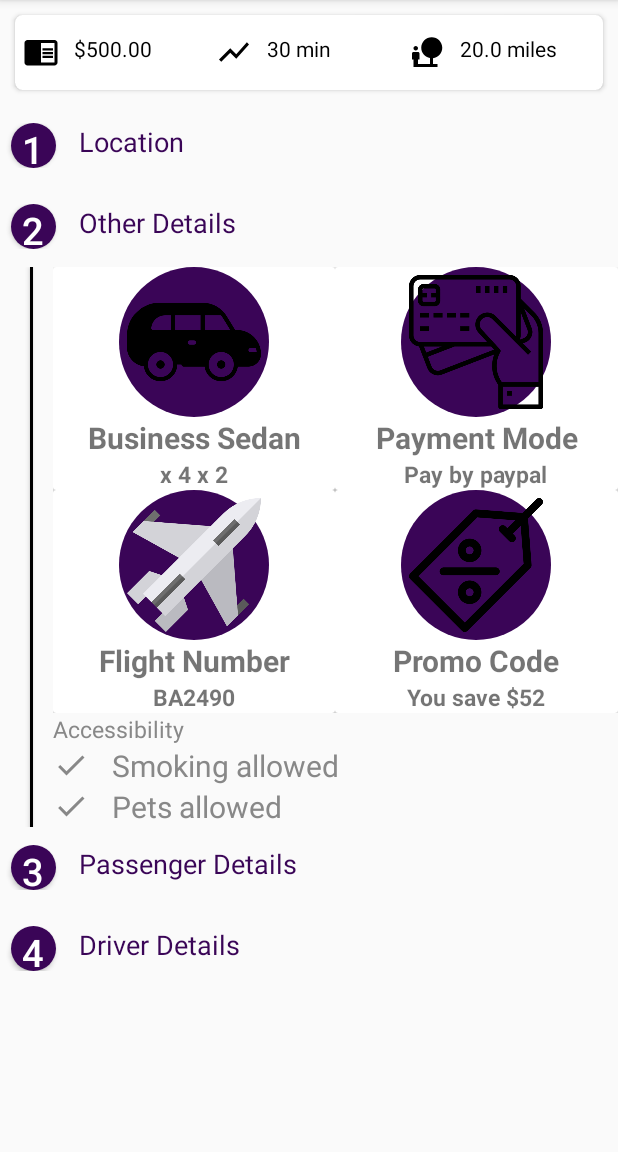
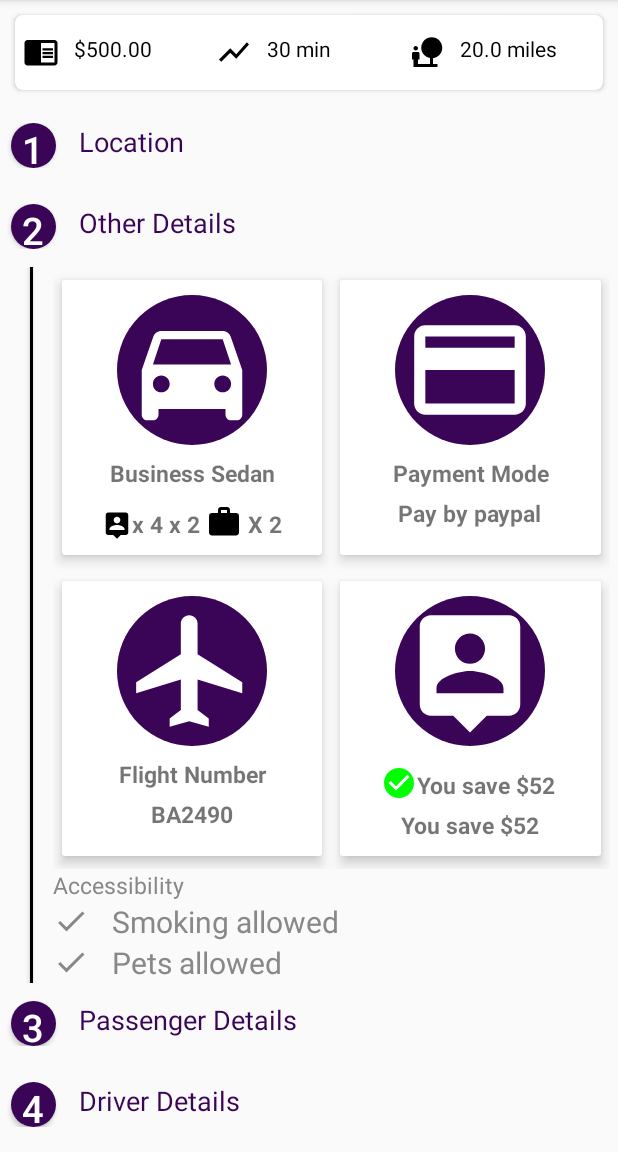
Before and after one commit to SanketPatelHere/Playstore, an Android app: the screen it shows after launch (MainActivity), after a tap on "Other Details", on a phone screen of 412 x 824 dp, the part 84-1236 px from its top. Run offline under Robolectric (Android 15) with nearby library versions, the phone set to English and light mode, and no system bars; 1 other tap on this screen came first.

Commit message:
final commit - 4 trip details

```diff
--- a/app/src/main/java/com/example/nestedrv/DriverDataAdapter.java
+++ b/app/src/main/java/com/example/nestedrv/DriverDataAdapter.java
@@ -1,6 +1,7 @@
 package com.example.nestedrv;
 
 import android.content.Context;
+import android.util.Log;
 import android.view.LayoutInflater;
 import android.view.View;
 import android.view.ViewGroup;
@@ -64,8 +65,9 @@ public class SingleItemRowHolder extends RecyclerView.ViewHolder {
         DriverPojo driverItem = itemsList.get(i);
 
         holder.imgDriver.setImageResource(driverItem.getImgDriver());
-        holder.tvDriverName.setText(driverItem.getDriverName()+"");
+        holder.tvDriverName.setText(driverItem.getDriverName());
         holder.tvBusinessType.setText(driverItem.getBusinnesType() + "");
         holder.tvNumber.setText(driverItem.getNumber() + "");
+        //Log.i("My Name = ",driverItem.getDriverName());
     }
 }
--- a/app/src/main/java/com/example/nestedrv/MainActivity.java
+++ b/app/src/main/java/com/example/nestedrv/MainActivity.java
@@ -56,10 +56,10 @@ public class MainActivity extends AppCompatActivity {
             //for i = 2, Other Details  //img, name, email, phone
             //SectionDataModel dm = new SectionDataModel();
             ArrayList<OtherDetailsPojo> otherDetailItem = new ArrayList<>();
-            otherDetailItem.add(new OtherDetailsPojo(R.drawable.car,"Business Sedan", "x 4 x 2"));
-            otherDetailItem.add(new OtherDetailsPojo(R.drawable.debitcard,"Payment Mode", "Pay by paypal"));
-            otherDetailItem.add(new OtherDetailsPojo(R.drawable.jet,"Flight Number", "BA2490"));
-            otherDetailItem.add(new OtherDetailsPojo(R.drawable.promo,"Promo Code", "You save $52"));
+            otherDetailItem.add(new OtherDetailsPojo(R.drawable.car1,"Business Sedan", "x 4 x 2"));
+            otherDetailItem.add(new OtherDetailsPojo(R.drawable.card11,"Payment Mode", "Pay by paypal"));
+            otherDetailItem.add(new OtherDetailsPojo(R.drawable.plane1,"Flight Number", "BA2490"));
+            otherDetailItem.add(new OtherDetailsPojo(R.drawable.promo1,"Promo Code", "You save $52"));
             dm.setAllItemsOtherDetails(otherDetailItem);
 
 
@@ -73,10 +73,10 @@ public class MainActivity extends AppCompatActivity {
 
 
         rv = (RecyclerView)findViewById(R.id.rv);
-        rv.setHasFixedSize(true);
         RecyclerViewDataAdapter adapter = new RecyclerViewDataAdapter(this, allSampleData);
-        rv.setLayoutManager(new LinearLayoutManager(this, LinearLayoutManager.VERTICAL, false));
+        rv.setLayoutManager(new LinearLayoutManager(this));
         rv.setAdapter(adapter);
 
     }
+
 }
--- a/app/src/main/java/com/example/nestedrv/OtherDetailsDataAdapter.java
+++ b/app/src/main/java/com/example/nestedrv/OtherDetailsDataAdapter.java
@@ -1,6 +1,10 @@
 package com.example.nestedrv;
 
 import android.content.Context;
+import android.os.Build;
+import android.text.SpannableStringBuilder;
+import android.text.style.ImageSpan;
+import android.util.Log;
 import android.view.LayoutInflater;
 import android.view.View;
 import android.view.ViewGroup;
@@ -58,12 +62,55 @@ public class OtherDetailsDataAdapter extends RecyclerView.Adapter<OtherDetailsDa
     }
 
     @Override
-    public void onBindViewHolder(OtherDetailsDataAdapter.SingleItemRowHolder holder, int i) {
+    public void onBindViewHolder(SingleItemRowHolder holder, int i) {
 
         OtherDetailsPojo otherDetailsItem = itemsList.get(i);
+        if(i==0)  //X4 X2
+        {
+            Log.i("My position = ",i+"");
+            SpannableStringBuilder builder = new SpannableStringBuilder();
+            if (Build.VERSION.SDK_INT >= Build.VERSION_CODES.LOLLIPOP) {
+                builder
+                        .append(" ", new ImageSpan(mContext, R.drawable.user1), 0)
+                        .append(otherDetailsItem.getDetailInfo()+" ")
+                        .append(" ", new ImageSpan(mContext, R.drawable.briefcase1), 0)
+                        .append(" X 2");
+                holder.tvInfo.setText(builder);
 
-        holder.imgDetail.setImageResource(otherDetailsItem.getImgDetail());
-        holder.tvDetailName.setText(otherDetailsItem.getDetailName() + "");
-        holder.tvInfo.setText(otherDetailsItem.getDetailInfo() + "");
+            }
+            else
+            {
+                holder.tvInfo.setText(otherDetailsItem.getDetailInfo()+"");
+            }
+
+        }
+        else
+        {
+            holder.tvInfo.setText(otherDetailsItem.getDetailInfo() + "");
+
+        }
+        if(i==3)  //promo code
+        {
+            Log.i("My position = ",i+"");
+            SpannableStringBuilder builder = new SpannableStringBuilder();
+            if (Build.VERSION.SDK_INT >= Build.VERSION_CODES.LOLLIPOP) {
+                builder
+                        .append(" ", new ImageSpan(mContext, R.drawable.right1), 0)
+                        .append(otherDetailsItem.getDetailInfo()+" ");
+                holder.tvDetailName.setText(builder);
+
+            }
+            else
+            {
+                holder.tvDetailName.setText(otherDetailsItem.getDetailName() + "");
+            }
+        }
+        else
+        {
+            holder.imgDetail.setImageResource(otherDetailsItem.getImgDetail());
+            holder.tvDetailName.setText(otherDetailsItem.getDetailName() + "");
+        }
+
+
     }
 }
--- a/app/src/main/java/com/example/nestedrv/RecyclerViewDataAdapter.java
+++ b/app/src/main/java/com/example/nestedrv/RecyclerViewDataAdapter.java
@@ -71,10 +71,7 @@ public class RecyclerViewDataAdapter extends RecyclerView.Adapter<RecyclerViewDa
             itemRowHolder.lvAccessebillity.setVisibility(View.GONE);
 
             LocationDataAdapter itemListDataAdapter = new LocationDataAdapter(mContext, locationItems);
-            itemRowHolder.recycler_view_list.setHasFixedSize(true);
             itemRowHolder.recycler_view_list.setLayoutManager(new LinearLayoutManager(mContext, LinearLayoutManager.VERTICAL, false));
-            itemRowHolder.recycler_view_list.addItemDecoration(new DividerItemDecoration(mContext, DividerItemDecoration.VERTICAL));
-            //itemRowHolder.recycler_view_list.setLayoutManager(new GridLayoutManager(mContext, 2));
             itemRowHolder.recycler_view_list.setAdapter(itemListDataAdapter);
 
             itemRowHolder.recycler_view_list.setVisibility(View.VISIBLE);
@@ -86,7 +83,6 @@ public class RecyclerViewDataAdapter extends RecyclerView.Adapter<RecyclerViewDa
         {
             Log.i("My name = ",sectionName);
             OtherDetailsDataAdapter itemListDataAdapter2 = new OtherDetailsDataAdapter(mContext, otherDetailsItems);
-            itemRowHolder.recycler_view_list.setHasFixedSize(true);
             itemRowHolder.recycler_view_list.setLayoutManager(new GridLayoutManager(mContext, 2));
             itemRowHolder.recycler_view_list.setAdapter(itemListDataAdapter2);
 
@@ -109,7 +105,6 @@ public class RecyclerViewDataAdapter extends RecyclerView.Adapter<RecyclerViewDa
             itemRowHolder.lvAccessebillity.setVisibility(View.GONE);
 
             PassengerDataAdapter itemListDataAdapter3 = new PassengerDataAdapter(mContext, passengerItems);
-            itemRowHolder.recycler_view_list.setHasFixedSize(true);
             itemRowHolder.recycler_view_list.setLayoutManager(new LinearLayoutManager(mContext, LinearLayoutManager.VERTICAL, false));
             itemRowHolder.recycler_view_list.setAdapter(itemListDataAdapter3);
 
@@ -123,12 +118,9 @@ public class RecyclerViewDataAdapter extends RecyclerView.Adapter<RecyclerViewDa
             itemRowHolder.lvAccessebillity.setVisibility(View.GONE);
 
             DriverDataAdapter itemListDataAdapter4 = new DriverDataAdapter(mContext, driverItems);
-            itemRowHolder.recycler_view_list.setHasFixedSize(true);
-            itemRowHolder.recycler_view_list.setLayoutManager(new LinearLayoutManager(mContext, LinearLayoutManager.VERTICAL, false));
+            itemRowHolder.recycler_view_list.setLayoutManager(new LinearLayoutManager(mContext));
             itemRowHolder.recycler_view_list.setAdapter(itemListDataAdapter4);
-
             itemRowHolder.recycler_view_list.setVisibility(View.VISIBLE);
-            itemRowHolder.lvLine.setVisibility(View.VISIBLE);
         }
 
 
@@ -165,6 +157,11 @@ public class RecyclerViewDataAdapter extends RecyclerView.Adapter<RecyclerViewDa
                         itemRowHolder.lvAccessebillity.setVisibility(View.VISIBLE);
                     }
                 }
+                if(sectionName=="Driver Details")
+                {
+                    itemRowHolder.lvLine.setVisibility(View.GONE);
+                }
+
 
             }
         });
--- /dev/null
+++ b/app/src/main/res/drawable/briefcase1.xml
@@ -0,0 +1,9 @@
+<vector xmlns:android="http://schemas.android.com/apk/res/android"
+        android:width="24dp"
+        android:height="24dp"
+        android:viewportWidth="24.0"
+        android:viewportHeight="24.0">
+    <path
+        android:fillColor="#FF000000"
+        android:pathData="M20,6h-4L16,4c0,-1.11 -0.89,-2 -2,-2h-4c-1.11,0 -2,0.89 -2,2v2L4,6c-1.11,0 -1.99,0.89 -1.99,2L2,19c0,1.11 0.89,2 2,2h16c1.11,0 2,-0.89 2,-2L22,8c0,-1.11 -0.89,-2 -2,-2zM14,6h-4L10,4h4v2z"/>
+</vector>
--- /dev/null
+++ b/app/src/main/res/drawable/car1.xml
@@ -0,0 +1,9 @@
+<vector xmlns:android="http://schemas.android.com/apk/res/android"
+        android:width="24dp"
+        android:height="24dp"
+        android:viewportWidth="24.0"
+        android:viewportHeight="24.0">
+    <path
+        android:fillColor="#ffffffff"
+        android:pathData="M18.92,6.01C18.72,5.42 18.16,5 17.5,5h-11c-0.66,0 -1.21,0.42 -1.42,1.01L3,12v8c0,0.55 0.45,1 1,1h1c0.55,0 1,-0.45 1,-1v-1h12v1c0,0.55 0.45,1 1,1h1c0.55,0 1,-0.45 1,-1v-8l-2.08,-5.99zM6.5,16c-0.83,0 -1.5,-0.67 -1.5,-1.5S5.67,13 6.5,13s1.5,0.67 1.5,1.5S7.33,16 6.5,16zM17.5,16c-0.83,0 -1.5,-0.67 -1.5,-1.5s0.67,-1.5 1.5,-1.5 1.5,0.67 1.5,1.5 -0.67,1.5 -1.5,1.5zM5,11l1.5,-4.5h11L19,11L5,11z"/>
+</vector>
--- /dev/null
+++ b/app/src/main/res/drawable/card11.xml
@@ -0,0 +1,9 @@
+<vector xmlns:android="http://schemas.android.com/apk/res/android"
+android:width="24dp"
+android:height="24dp"
+android:viewportWidth="24.0"
+android:viewportHeight="24.0">
+<path
+    android:fillColor="#ffffff"
+    android:pathData="M20,4L4,4c-1.11,0 -1.99,0.89 -1.99,2L2,18c0,1.11 0.89,2 2,2h16c1.11,0 2,-0.89 2,-2L22,6c0,-1.11 -0.89,-2 -2,-2zM20,18L4,18v-6h16v6zM20,8L4,8L4,6h16v2z"/>
+</vector>
--- /dev/null
+++ b/app/src/main/res/drawable/plane1.xml
@@ -0,0 +1,12 @@
+<vector xmlns:android="http://schemas.android.com/apk/res/android"
+        android:width="24dp"
+        android:height="24dp"
+        android:viewportWidth="24.0"
+        android:viewportHeight="24.0">
+    <path
+        android:fillColor="#ffffff"
+        android:pathData="M10.18,9"/>
+    <path
+        android:fillColor="#ffffff"
+        android:pathData="M21,16v-2l-8,-5V3.5c0,-0.83 -0.67,-1.5 -1.5,-1.5S10,2.67 10,3.5V9l-8,5v2l8,-2.5V19l-2,1.5V22l3.5,-1 3.5,1v-1.5L13,19v-5.5l8,2.5z"/>
+</vector>
--- /dev/null
+++ b/app/src/main/res/drawable/promo1.xml
@@ -0,0 +1,9 @@
+<vector xmlns:android="http://schemas.android.com/apk/res/android"
+        android:width="24dp"
+        android:height="24dp"
+        android:viewportWidth="24.0"
+        android:viewportHeight="24.0">
+    <path
+        android:fillColor="#ffffff"
+        android:pathData="M21.41,11.58l-9,-9C12.05,2.22 11.55,2 11,2L4,2c-1.1,0 -2,0.9 -2,2v7c0,0.55 0.22,1.05 0.59,1.42l9,9c0.36,0.36 0.86,0.58 1.41,0.58 0.55,0 1.05,-0.22 1.41,-0.59l7,-7c0.37,-0.36 0.59,-0.86 0.59,-1.41 0,-0.55 -0.23,-1.06 -0.59,-1.42zM5.5,7C4.67,7 4,6.33 4,5.5S4.67,4 5.5,4 7,4.67 7,5.5 6.33,7 5.5,7zM17.27,15.27L13,19.54l-4.27,-4.27C8.28,14.81 8,14.19 8,13.5c0,-1.38 1.12,-2.5 2.5,-2.5 0.69,0 1.32,0.28 1.77,0.74l0.73,0.72 0.73,-0.73c0.45,-0.45 1.08,-0.73 1.77,-0.73 1.38,0 2.5,1.12 2.5,2.5 0,0.69 -0.28,1.32 -0.73,1.77z"/>
+</vector>
--- /dev/null
+++ b/app/src/main/res/drawable/right1.xml
@@ -0,0 +1,5 @@
+<vector android:height="24dp" android:tint="#00FF00"
+    android:viewportHeight="24.0" android:viewportWidth="24.0"
+    android:width="24dp" xmlns:android="http://schemas.android.com/apk/res/android">
+    <path android:fillColor="#FF000000" android:pathData="M12,2C6.48,2 2,6.48 2,12s4.48,10 10,10 10,-4.48 10,-10S17.52,2 12,2zM10,17l-5,-5 1.41,-1.41L10,14.17l7.59,-7.59L19,8l-9,9z"/>
+</vector>
--- a/app/src/main/res/layout/activity_main.xml
+++ b/app/src/main/res/layout/activity_main.xml
@@ -1,11 +1,14 @@
 <?xml version="1.0" encoding="utf-8"?>
-<LinearLayout xmlns:android="http://schemas.android.com/apk/res/android"
+<ScrollView xmlns:android="http://schemas.android.com/apk/res/android"
     xmlns:app="http://schemas.android.com/apk/res-auto"
     xmlns:tools="http://schemas.android.com/tools"
     android:layout_width="match_parent"
     android:layout_height="match_parent"
-    android:orientation="vertical"
     tools:context=".MainActivity">
+    <LinearLayout
+        android:layout_width="match_parent"
+        android:layout_height="wrap_content"
+        android:orientation="vertical">
 
         <androidx.cardview.widget.CardView
             android:layout_width="match_parent"
@@ -56,5 +59,6 @@
             android:layout_marginBottom="5dp"
             android:scrollbars="none">
         </androidx.recyclerview.widget.RecyclerView>
+    </LinearLayout>
 
-</LinearLayout>
+</ScrollView>
--- a/app/src/main/res/layout/list_item.xml
+++ b/app/src/main/res/layout/list_item.xml
@@ -57,6 +57,7 @@
         android:layout_width="match_parent"
         android:layout_height="wrap_content"
         android:layout_marginLeft="35dp"
+        android:layout_marginRight="5dp"
         android:layout_gravity="center_vertical"
         android:orientation="vertical"/>
 
--- a/app/src/main/res/layout/list_otherdetails_item.xml
+++ b/app/src/main/res/layout/list_otherdetails_item.xml
@@ -1,16 +1,19 @@
 <?xml version="1.0" encoding="utf-8"?>
 <androidx.cardview.widget.CardView xmlns:android="http://schemas.android.com/apk/res/android"
     android:layout_width="match_parent"
-    android:layout_height="match_parent"
+    android:layout_height="wrap_content"
     xmlns:app="http://schemas.android.com/apk/res-auto"
     android:gravity="center_horizontal"
     app:cardCornerRadius="2dp"
+    app:cardUseCompatPadding="true"
+    android:layout_margin="5dp"
     app:cardElevation="5dp"
     >
     <LinearLayout
         android:layout_width="match_parent"
         android:layout_height="wrap_content"
         android:gravity="center"
+        android:padding="10dp"
         android:orientation="vertical">
 
     <ImageView
@@ -26,13 +29,15 @@
         android:layout_height="wrap_content"
         android:text="Business Sedan"
         android:gravity="center"
-        android:textSize="20sp"
+        android:layout_marginTop="8dp"
+        android:textSize="15sp"
         android:textStyle="bold"/>
     <TextView
         android:id="@+id/tvInfo"
         android:layout_width="wrap_content"
         android:layout_height="wrap_content"
         android:text="x 4 x 2"
+        android:paddingTop="5dp"
         android:textSize="15sp"
         android:textStyle="bold"/>
     </LinearLayout>
--- a/app/src/main/res/values/colors.xml
+++ b/app/src/main/res/values/colors.xml
@@ -7,5 +7,6 @@
     <color name="bg_text">#3A0557</color>
     <color name="br_text">#F5F5F5</color>
     <color name="bg_silver_text">#888888</color>
+    <color name="bg_silver_text2">#aaaaaa</color>
 
 </resources>
```
Also changed, not shown: app/src/main/res/layout/list_driver_item.xml (+44 -27 lines), app/src/main/res/layout/list_location_item.xml (+13 -9 lines), app/src/main/res/layout/list_passenger_item.xml (+9 -3 lines).
